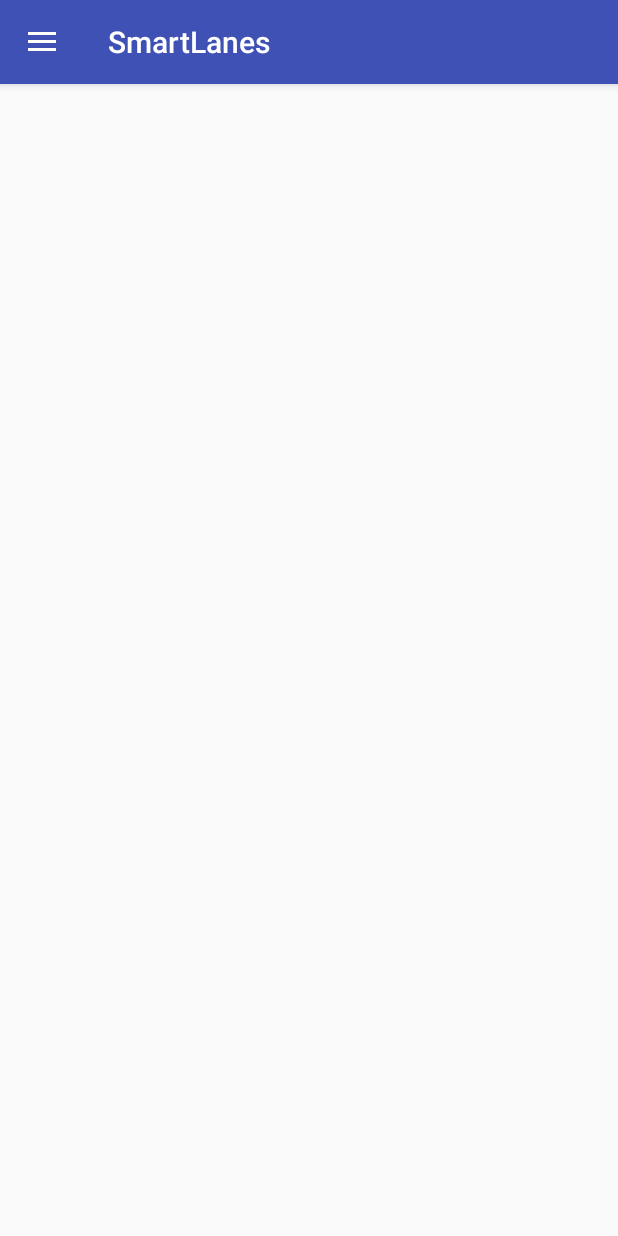
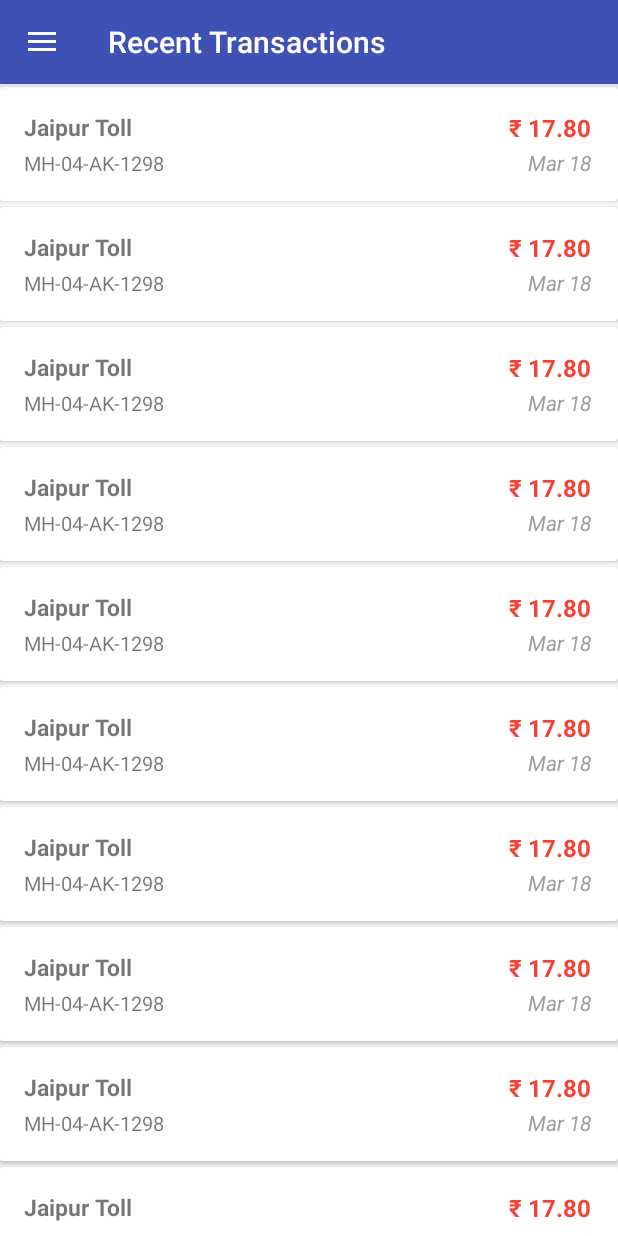
Before and after one commit to jitendra9873/SmartLanes, an Android app: the HomeFragment screen opened directly, with no data from a screen before it, in the side drawer, after a tap on "Transactions", on a phone screen of 412 x 824 dp. Run offline under Robolectric (Android 15) with nearby library versions, the phone set to English and light mode, and no system bars; 1 statement that could not run was skipped.

Commit message:
Transaction recycler view

```diff
--- a/app/src/main/java/io/github/jitendra9873/smartlanes/MainActivity.java
+++ b/app/src/main/java/io/github/jitendra9873/smartlanes/MainActivity.java
@@ -20,6 +20,7 @@ import android.view.MenuItem;
 import java.lang.ref.WeakReference;
 
 import io.github.jitendra9873.smartlanes.fragments.HomeFragment;
+import io.github.jitendra9873.smartlanes.fragments.TransactionsFragment;
 
 import static io.github.jitendra9873.smartlanes.LoginActivity.SP_LOGIN_ID;
 import static io.github.jitendra9873.smartlanes.LoginActivity.SP_LOGIN_LOGGED_IN_STATE;
@@ -79,8 +80,10 @@ public class MainActivity extends AppCompatActivity implements NavigationView.On
             case R.id.nav_menu_home:
                 fragment = new HomeFragment();
                 break;
+            case R.id.nav_menu_rec_transactions:
+                fragment = new TransactionsFragment();
+                break;
         }
-
         if(fragment != null){
             FragmentTransaction ft = getSupportFragmentManager().beginTransaction();
             ft.replace(R.id.content_frame, fragment);
--- /dev/null
+++ b/app/src/main/java/io/github/jitendra9873/smartlanes/adapters/TransactionAdapter.java
@@ -0,0 +1,69 @@
+package io.github.jitendra9873.smartlanes.adapters;
+
+import android.support.v7.widget.RecyclerView;
+import android.view.LayoutInflater;
+import android.view.View;
+import android.view.ViewGroup;
+import android.widget.TextView;
+
+import java.text.SimpleDateFormat;
+import java.util.ArrayList;
+import java.util.List;
+import java.util.Locale;
+
+import io.github.jitendra9873.smartlanes.R;
+import io.github.jitendra9873.smartlanes.data.Transaction;
+
+public class TransactionAdapter extends RecyclerView.Adapter<TransactionAdapter.ViewHolder> {
+
+    private List<Transaction> transactionList;
+
+    public TransactionAdapter(){
+        transactionList = new ArrayList<>();
+    }
+
+    @Override
+    public ViewHolder onCreateViewHolder(ViewGroup parent, int viewType) {
+        View view = LayoutInflater.from(parent.getContext()).inflate(R.layout.card_transaction, parent, false);
+        return new ViewHolder(view);
+    }
+
+    @Override
+    public void onBindViewHolder(ViewHolder holder, int position) {
+        Transaction trx = transactionList.get(position);
+        holder.tollnameTV.setText(trx.trToll);
+        holder.vechicleIdTV.setText(trx.vehicleId);
+
+        String feeStr = String.format(Locale.US, "₹ %.2f", trx.trFee);
+        holder.txFeeTV.setText(feeStr);
+
+        String dateStr = new SimpleDateFormat("MMM yy", Locale.US).format(trx.trTime);
+        holder.txTimeTV.setText(dateStr);
+    }
+
+    @Override
+    public int getItemCount() {
+        return transactionList.size();
+    }
+
+    public void addTransaction(Transaction t){
+        transactionList.add(t);
+        notifyItemInserted(transactionList.size() - 1);
+    }
+
+    class ViewHolder extends RecyclerView.ViewHolder {
+
+        TextView tollnameTV;
+        TextView vechicleIdTV;
+        TextView txFeeTV;
+        TextView txTimeTV;
+
+        ViewHolder(View itemView) {
+            super(itemView);
+            tollnameTV = itemView.findViewById(R.id.trx_tollname);
+            vechicleIdTV = itemView.findViewById(R.id.trx_vehicle_id);
+            txFeeTV = itemView.findViewById(R.id.trx_fee);
+            txTimeTV = itemView.findViewById(R.id.trx_time);
+        }
+    }
+}
--- /dev/null
+++ b/app/src/main/java/io/github/jitendra9873/smartlanes/data/Transaction.java
@@ -0,0 +1,24 @@
+package io.github.jitendra9873.smartlanes.data;
+
+import java.util.Date;
+
+public class Transaction {
+
+    private long trId;
+
+    public String trToll;
+
+    public String vehicleId;
+
+    public double trFee;
+
+    public Date trTime;
+
+    public Transaction(long id, String toll, String vid, double fee, Date dtime) {
+        this.trId = id;
+        this.trToll = toll;
+        this.vehicleId = vid;
+        this.trFee = fee;
+        this.trTime = dtime;
+    }
+}
--- a/app/src/main/java/io/github/jitendra9873/smartlanes/fragments/HomeFragment.java
+++ b/app/src/main/java/io/github/jitendra9873/smartlanes/fragments/HomeFragment.java
@@ -4,6 +4,7 @@ import android.os.Bundle;
 import android.support.annotation.NonNull;
 import android.support.annotation.Nullable;
 import android.support.v4.app.Fragment;
+import android.support.v4.app.FragmentActivity;
 import android.view.LayoutInflater;
 import android.view.View;
 import android.view.ViewGroup;
@@ -16,6 +17,9 @@ public class HomeFragment extends Fragment {
     public View onCreateView(@NonNull LayoutInflater inflater, @Nullable ViewGroup container, @Nullable Bundle savedInstanceState) {
         View view = inflater.inflate(R.layout.fragment_home, container, false);
 
+        FragmentActivity act = getActivity();
+        if(act != null) getActivity().setTitle("Home");
+
         return view;
     }
 
--- /dev/null
+++ b/app/src/main/java/io/github/jitendra9873/smartlanes/fragments/TransactionsFragment.java
@@ -0,0 +1,65 @@
+package io.github.jitendra9873.smartlanes.fragments;
+
+import android.graphics.Rect;
+import android.os.Bundle;
+import android.support.annotation.NonNull;
+import android.support.annotation.Nullable;
+import android.support.v4.app.Fragment;
+import android.support.v4.app.FragmentActivity;
+import android.support.v7.widget.LinearLayoutManager;
+import android.support.v7.widget.RecyclerView;
+import android.view.LayoutInflater;
+import android.view.View;
+import android.view.ViewGroup;
+
+import java.util.Date;
+
+import io.github.jitendra9873.smartlanes.R;
+import io.github.jitendra9873.smartlanes.adapters.TransactionAdapter;
+import io.github.jitendra9873.smartlanes.data.Transaction;
+
+public class TransactionsFragment extends Fragment {
+
+    TransactionAdapter adapter;
+
+    @Override
+    public View onCreateView(@NonNull LayoutInflater inflater, @Nullable ViewGroup container, @Nullable Bundle savedInstanceState) {
+        View view = inflater.inflate(R.layout.fragment_transactions, container, false);
+
+        FragmentActivity act = getActivity();
+        if(act != null) getActivity().setTitle("Recent Transactions");
+
+        RecyclerView recyclerView = view.findViewById(R.id.transaction_rv);
+        adapter = new TransactionAdapter();
+        recyclerView.setLayoutManager(new LinearLayoutManager(getContext()));
+        recyclerView.addItemDecoration(new SpacingDecoration(3));
+        recyclerView.setAdapter(adapter);
+
+        prepareDummyTransactions();
+
+        return view;
+    }
+
+    private void prepareDummyTransactions() {
+        for(int i=0; i<10; i++){
+            Transaction t = new Transaction(1, "Jaipur Toll", "MH-04-AK-1298", 17.8, new Date());
+            adapter.addTransaction(t);
+        }
+    }
+
+    public static class SpacingDecoration extends RecyclerView.ItemDecoration {
+        private int spacing;
+
+        SpacingDecoration(int spacing) {
+            this.spacing = spacing;
+        }
+
+        @Override
+        public void getItemOffsets(Rect outRect, View view, RecyclerView parent,
+                                   RecyclerView.State state) {
+            outRect.bottom = spacing;
+            outRect.top = spacing;
+
+        }
+    }
+}
--- /dev/null
+++ b/app/src/main/res/layout/card_transaction.xml
@@ -0,0 +1,66 @@
+<?xml version="1.0" encoding="utf-8"?>
+<android.support.v7.widget.CardView
+    xmlns:android="http://schemas.android.com/apk/res/android"
+    android:layout_height="wrap_content"
+    android:layout_width="match_parent"
+    xmlns:app="http://schemas.android.com/apk/res-auto"
+    android:elevation="2dp"
+    app:cardCornerRadius="2dp"
+    android:background="#FFFFFF"
+    android:foreground="?android:attr/selectableItemBackground"
+    android:clickable="true"
+    android:focusable="true">
+
+    <RelativeLayout
+        android:layout_width="match_parent"
+        android:layout_height="wrap_content"
+        android:padding="16dp">
+
+        <TextView
+            android:id="@+id/trx_tollname"
+            android:layout_width="wrap_content"
+            android:layout_height="wrap_content"
+            android:textStyle="bold"
+            android:textSize="15sp"
+            android:text="Jaipur Toll Plaza"/>
+
+        <TextView
+            android:layout_width="wrap_content"
+            android:layout_height="wrap_content"
+            android:layout_marginTop="4dp"
+            android:layout_below="@+id/trx_tollname"
+            android:textSize="13sp"
+            android:text="MH-00-AB-0000"
+            android:id="@+id/trx_vehicle_id" />
+
+        <TextView
+            android:id="@+id/trx_fee"
+            android:layout_marginEnd="2dp"
+            android:layout_width="wrap_content"
+            android:layout_height="wrap_content"
+            android:layout_alignParentEnd="true"
+            android:textSize="16sp"
+            android:gravity="end"
+            android:layout_toEndOf="@+id/trx_tollname"
+            android:textColor="#F44336"
+            android:textStyle="bold"
+            android:text="₹ 18.00" />
+
+        <TextView
+            android:id="@+id/trx_time"
+            android:layout_marginEnd="2dp"
+            android:layout_width="wrap_content"
+            android:layout_height="wrap_content"
+            android:layout_marginTop="3dp"
+            android:layout_below="@+id/trx_tollname"
+            android:layout_toEndOf="@+id/trx_vehicle_id"
+            android:layout_alignParentEnd="true"
+            android:textStyle="italic"
+            android:textColor="#9E9E9E"
+            android:gravity="end"
+            android:text="Feb 2018" />
+
+    </RelativeLayout>
+
+
+</android.support.v7.widget.CardView>
--- /dev/null
+++ b/app/src/main/res/layout/fragment_transactions.xml
@@ -0,0 +1,8 @@
+<?xml version="1.0" encoding="utf-8"?>
+<android.support.v7.widget.RecyclerView
+    xmlns:android="http://schemas.android.com/apk/res/android"
+    android:layout_width="match_parent"
+    android:layout_height="match_parent"
+    android:layout_alignParentTop="true"
+    android:layout_gravity="center"
+    android:id="@+id/transaction_rv"/>
```
